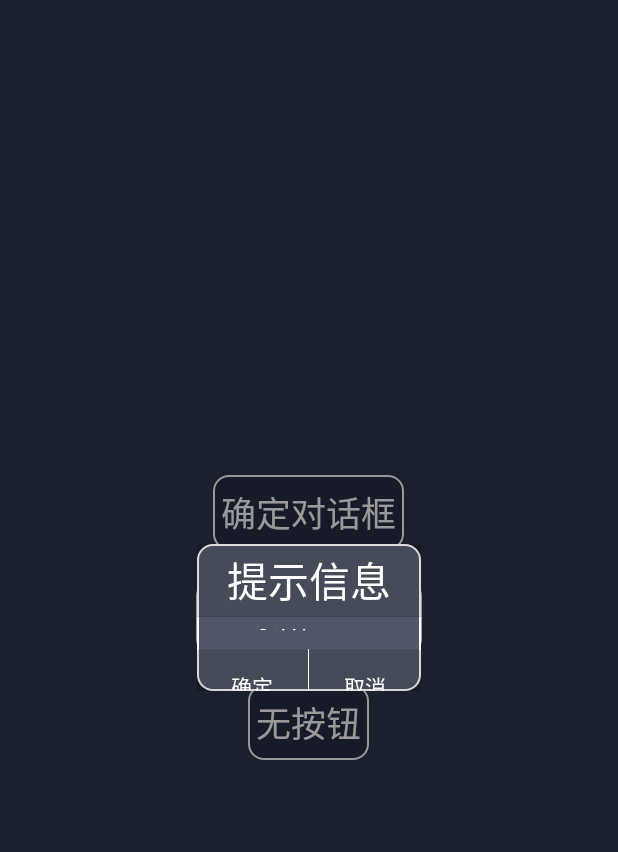
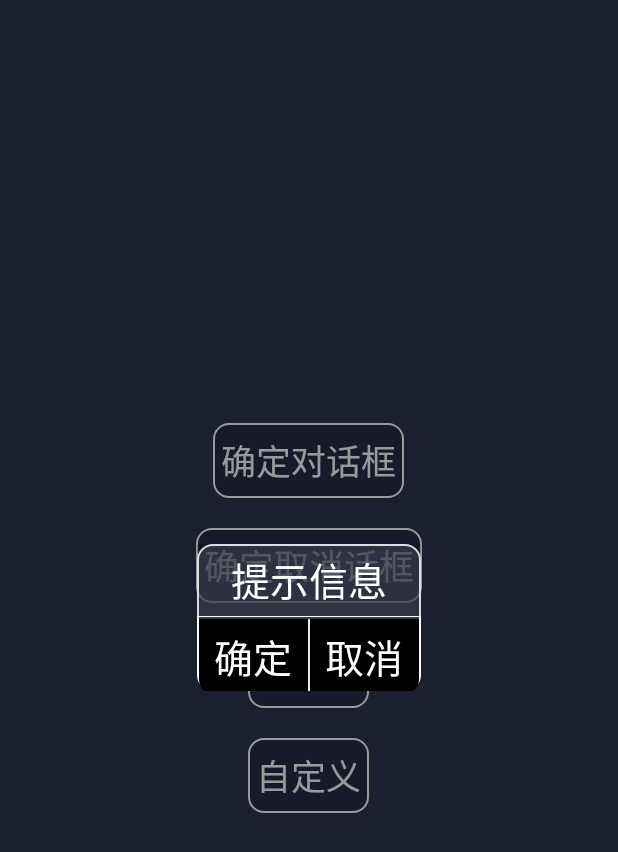
Before and after one commit to sundahao/custom-tv, an Android app: the screen it shows after launch (MainActivity), after a tap on "确定取消话框", on a phone screen of 412 x 824 dp. Shown: the top 852 px of the screen. Run offline under Robolectric (Android 15) with nearby library versions, the phone set to English and light mode, and no system bars.

Commit message:
[IMP]对话框微调

```diff
--- a/lib/src/main/java/com/qgd/commons/tv/widget/TvDialogBuilder.java
+++ b/lib/src/main/java/com/qgd/commons/tv/widget/TvDialogBuilder.java
@@ -107,6 +107,7 @@ public class TvDialogBuilder extends Dialog implements DialogInterface {
         return instance;
 
     }
+
 
     private void init(Context context) {
 
@@ -253,7 +254,10 @@ public class TvDialogBuilder extends Dialog implements DialogInterface {
     private void showMiddleLine(){
         if(mButton1.getVisibility()==View.VISIBLE&&mButton2.getVisibility()==View.VISIBLE){
             mMiddleLineView.setVisibility(View.VISIBLE);
+            mButton1.setBackgroundResource(R.drawable.btn_selector_left);
+            mButton2.setBackgroundResource(R.drawable.btn_selector_right);
         }else{
+            mButton1.setBackgroundResource(R.drawable.btn_selector_bottom);
             mMiddleLineView.setVisibility(View.GONE);
         }
     }
--- a/lib/src/main/res/drawable/btn_press.xml
+++ b/lib/src/main/res/drawable/btn_press.xml
@@ -3,5 +3,5 @@
 <shape xmlns:android="http://schemas.android.com/apk/res/android" >
 
     <corners android:radius="2dp" />
-    <solid android:color="@color/btn_press_color" />
+    <solid android:color="@color/orange_button_select" />
 </shape>
--- /dev/null
+++ b/lib/src/main/res/drawable/btn_press_bottom.xml
@@ -0,0 +1,10 @@
+<?xml version="1.0" encoding="utf-8"?>
+
+<shape xmlns:android="http://schemas.android.com/apk/res/android">
+
+    <corners android:bottomLeftRadius="@dimen/button_radis"
+             android:bottomRightRadius="@dimen/button_radis"
+    />
+    <stroke android:width="1dp" android:color="@color/white"/>
+    <solid android:color="@color/btn_press_color"/>
+</shape>
--- /dev/null
+++ b/lib/src/main/res/drawable/btn_press_left.xml
@@ -0,0 +1,9 @@
+<?xml version="1.0" encoding="utf-8"?>
+
+<shape xmlns:android="http://schemas.android.com/apk/res/android">
+
+    <corners android:bottomLeftRadius="@dimen/button_radis"
+    />
+    <stroke android:width="1dp" android:color="@color/white"/>
+    <solid android:color="@color/btn_press_color"/>
+</shape>
--- /dev/null
+++ b/lib/src/main/res/drawable/btn_press_right.xml
@@ -0,0 +1,9 @@
+<?xml version="1.0" encoding="utf-8"?>
+
+<shape xmlns:android="http://schemas.android.com/apk/res/android">
+
+    <corners android:bottomRightRadius="@dimen/button_radis"
+    />
+    <stroke android:width="1dp" android:color="@color/white"/>
+    <solid android:color="@color/btn_press_color"/>
+</shape>
--- a/lib/src/main/res/drawable/btn_selector.xml
+++ b/lib/src/main/res/drawable/btn_selector.xml
@@ -1,7 +1,8 @@
 <?xml version="1.0" encoding="utf-8"?>
 
 <selector xmlns:android="http://schemas.android.com/apk/res/android">
-    <item android:state_pressed="true" android:drawable="@drawable/btn_press" />
+    <item  android:drawable="@drawable/btn_press" android:state_focused="true" /> <!-- focused -->
+    <item android:state_pressed="true"  android:state_focused="true"  android:drawable="@drawable/btn_press" />
     <item android:state_enabled="false" android:drawable="@drawable/btn_press" />
     <item android:drawable="@drawable/btn_unpress" />
 </selector>
--- /dev/null
+++ b/lib/src/main/res/drawable/btn_selector_bottom.xml
@@ -0,0 +1,9 @@
+<?xml version="1.0" encoding="utf-8"?>
+
+<selector xmlns:android="http://schemas.android.com/apk/res/android">
+
+    <item  android:drawable="@drawable/btn_press_bottom" android:state_focused="true" /> <!-- focused -->
+    <item android:state_pressed="true"  android:state_focused="true"  android:drawable="@drawable/btn_press_bottom" />
+    <item android:state_enabled="false" android:drawable="@drawable/btn_press_bottom" />
+    <item android:drawable="@drawable/btn_unpress_bottom" />
+</selector>
--- /dev/null
+++ b/lib/src/main/res/drawable/btn_selector_left.xml
@@ -0,0 +1,9 @@
+<?xml version="1.0" encoding="utf-8"?>
+
+<selector xmlns:android="http://schemas.android.com/apk/res/android">
+
+    <item android:drawable="@drawable/btn_press_left" android:state_focused="true"/> <!-- focused -->
+    <item android:drawable="@drawable/btn_press_left" android:state_focused="true" android:state_pressed="true"/>
+    <item android:drawable="@drawable/btn_press_left" android:state_enabled="false"/>
+    <item android:drawable="@drawable/btn_unpress_left"/>
+</selector>
--- /dev/null
+++ b/lib/src/main/res/drawable/btn_selector_right.xml
@@ -0,0 +1,9 @@
+<?xml version="1.0" encoding="utf-8"?>
+
+<selector xmlns:android="http://schemas.android.com/apk/res/android">
+
+    <item android:drawable="@drawable/btn_press_right" android:state_focused="true"/> <!-- focused -->
+    <item android:drawable="@drawable/btn_press_right" android:state_focused="true" android:state_pressed="true"/>
+    <item android:drawable="@drawable/btn_press_right" android:state_enabled="false"/>
+    <item android:drawable="@drawable/btn_unpress_right"/>
+</selector>
--- /dev/null
+++ b/lib/src/main/res/drawable/btn_unpress_bottom.xml
@@ -0,0 +1,9 @@
+<?xml version="1.0" encoding="utf-8"?>
+
+<shape xmlns:android="http://schemas.android.com/apk/res/android">
+
+    <corners android:bottomLeftRadius="@dimen/button_radis"
+             android:bottomRightRadius="@dimen/button_radis"
+    />
+    <solid android:color="@color/btn_unpress_color"/>
+</shape>
--- /dev/null
+++ b/lib/src/main/res/drawable/btn_unpress_left.xml
@@ -0,0 +1,9 @@
+<?xml version="1.0" encoding="utf-8"?>
+
+<shape xmlns:android="http://schemas.android.com/apk/res/android">
+
+    <corners android:bottomLeftRadius="@dimen/button_radis"
+
+    />
+    <solid android:color="@color/btn_unpress_color"/>
+</shape>
--- /dev/null
+++ b/lib/src/main/res/drawable/btn_unpress_right.xml
@@ -0,0 +1,9 @@
+<?xml version="1.0" encoding="utf-8"?>
+
+<shape xmlns:android="http://schemas.android.com/apk/res/android">
+
+    <corners
+             android:bottomRightRadius="@dimen/button_radis"
+    />
+    <solid android:color="@color/btn_unpress_color"/>
+</shape>
--- a/lib/src/main/res/layout/dialog_layout.xml
+++ b/lib/src/main/res/layout/dialog_layout.xml
@@ -61,11 +61,19 @@
                     android:visibility="visible"/>
         </LinearLayout>
 
+
+        <FrameLayout
+                android:id="@+id/customPanel"
+                android:layout_width="match_parent"
+                android:layout_height="match_parent"
+                android:layout_weight="1"
+        >
+
             <LinearLayout
                     android:id="@+id/contentPanel"
                     android:layout_width="match_parent"
                     android:layout_height="wrap_content"
-                android:layout_weight="1"
+
                     android:orientation="vertical">
 
                 <TextView
@@ -76,20 +84,19 @@
                         android:layout_marginLeft="15dp"
                         android:layout_marginRight="15dp"
                         android:paddingBottom="8dip"
-                    android:paddingEnd="16dip"
+                        android:paddingEnd="8dip"
                         android:paddingStart="16dip"
-                    android:paddingTop="8dip"
+                        android:paddingTop="30dp"
+                        android:text=""
                         android:textColor="@color/msg_color"
-                    android:textIsSelectable="true"/>
+                        android:textIsSelectable="true"
+                        android:textSize="27sp"/>
             </LinearLayout>
 
-        <FrameLayout
-                android:id="@+id/customPanel"
-                android:layout_width="match_parent"
-                android:layout_height="wrap_content"
-                android:layout_weight="1"/>
+        </FrameLayout>
 
         <LinearLayout
+                android:layout_margin="1dp"
                 android:layout_width="match_parent"
                 android:layout_height="wrap_content">
 
@@ -101,7 +108,7 @@
 
             <View
                     android:id="@+id/middleLineView"
-                    android:layout_width="0.5dp"
+                    android:layout_width="1dp"
                     android:layout_height="match_parent"
                     android:layout_gravity="center_horizontal"
                     android:background="@color/white"
@@ -109,6 +116,7 @@
             />
 
             <Button
+
                     android:id="@+id/button2"
                     style="@style/dialog_btn"
                     android:text="Cancle"
--- a/lib/src/main/res/values/colors.xml
+++ b/lib/src/main/res/values/colors.xml
@@ -9,14 +9,19 @@
     <color name="button_selected_end_color">#E53B36</color>
 
     <color name="text_color">#FFFFFF</color>
-    <color name="divider_color">#11000000</color>
+    <color name="divider_color">#FFFFFF</color>
     <color name="msg_color">#FFFFFFFF</color>
     <!--<color name="dialog_bg">#ffe74c3c</color>-->
-    <color name="dialog_bg">#515768</color>
+    <!--<color name="dialog_bg">#515768</color>-->
 
+    <color name="dialog_bg">#aa46495b</color>
 
-    <color name="btn_press_color">#66000000</color>
-    <color name="btn_unpress_color">#22000000</color>
+    <color name="btn_unpress_color">#000000</color>
+    <color name="btn_press_color">#df5500</color>
+
+    <!--<color name="btn_press_color">#66000000</color>-->
+    <!--<color name="btn_unpress_color">#22000000</color>-->
+
 
     <color name="colorPrimary">#3F51B5</color>
     <color name="colorPrimaryDark">#303F9F</color>
--- a/lib/src/main/res/values/dimens.xml
+++ b/lib/src/main/res/values/dimens.xml
@@ -3,6 +3,7 @@
     <dimen name="activity_horizontal_margin">16dp</dimen>
     <dimen name="activity_vertical_margin">16dp</dimen>
     <dimen name="dialog_padding">25dp</dimen>
+    <dimen name="button_radis">10dp</dimen>
 
 
 </resources>
--- a/lib/src/main/res/values/styles.xml
+++ b/lib/src/main/res/values/styles.xml
@@ -1,7 +1,7 @@
 <?xml version="1.0" encoding="utf-8"?>
 <resources>
     <style name="DialogWindowTitle">
-        <item name="android:textSize">27sp</item>
+        <item name="android:textSize">26sp</item>
         <item name="android:textColor">@color/text_color</item>
     </style>
 
@@ -24,8 +24,9 @@
         <item name="android:minHeight">50dp</item>
         <item name="android:layout_weight">1</item>
         <item name="android:layout_marginBottom">0dp</item>
-        <item name="android:background">@drawable/btn_selector</item>
+        <item name="android:background">@drawable/btn_selector_bottom</item>
         <item name="android:textColor">#ffffff</item>
+        <item name="android:textSize">26sp</item>
         <item name="android:gravity">center</item>
     </style>
 
--- a/sample/src/main/java/test/qgd/com/test/MainActivity.java
+++ b/sample/src/main/java/test/qgd/com/test/MainActivity.java
@@ -33,7 +33,7 @@ public class MainActivity extends Activity {
                 .withEffect(effect)                                         //def Effectstype.Slidetop
                                                     //def gone
                                                //def gone
-                //.setCustomView(R.layout.custom_view, this)         //.setCustomView(View or ResId,context)
+                      //.setCustomView(View or ResId,context)
                 .setButton1Click(new View.OnClickListener() {
                     @Override
                     public void onClick(View v) {
@@ -57,6 +57,9 @@ public class MainActivity extends Activity {
             case R.id.dialogNone:
 
                 break;
+            case R.id.dialogCustom:
+                dialogBuilder.setCustomView(R.layout.custom_view, this);
+                break;
         }
 
 
--- a/sample/src/main/res/layout/activity_main.xml
+++ b/sample/src/main/res/layout/activity_main.xml
@@ -56,4 +56,18 @@
             android:textSize="23sp"
             android:textColor="@color/white"/>
 
+    <view
+            android:padding="5dp"
+            android:id="@+id/dialogCustom"
+            android:onClick="showDialog"
+            class="com.qgd.commons.tv.widget.TvTextView"
+            android:layout_width="wrap_content"
+            android:layout_height="50dp"
+            android:layout_margin="10dp"
+            android:background="@drawable/default_button"
+            android:gravity="center"
+            android:text="自定义"
+            android:textSize="23sp"
+            android:textColor="@color/white"/>
+
 </LinearLayout>
--- a/sample/src/main/res/layout/custom_view.xml
+++ b/sample/src/main/res/layout/custom_view.xml
@@ -5,10 +5,13 @@
               android:layout_height="match_parent"
               android:orientation="vertical">
     <TextView
+
+            android:gravity="center"
+            android:layout_gravity="center"
             android:layout_width="match_parent"
-            android:layout_height="wrap_content"
+            android:layout_height="match_parent"
             android:layout_margin="15dp"
             android:text="test"
             android:textColor="#FFFFFFFF"
-            android:textSize="18sp"/>
+            android:textSize="26sp"/>
 </LinearLayout>
```
Lines whose indentation alone changed are shown as unchanged.
